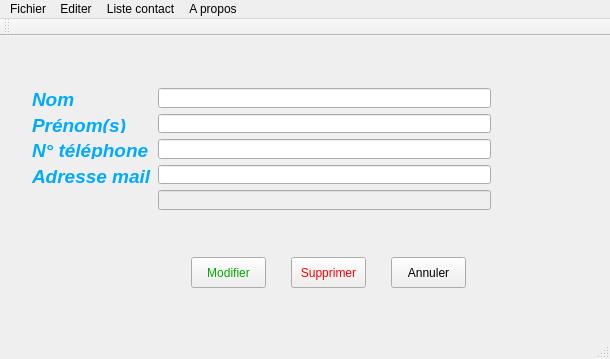
First picture: the form in contact/mainwindow.ui, repository watmeto/ContactManager, before the edit.
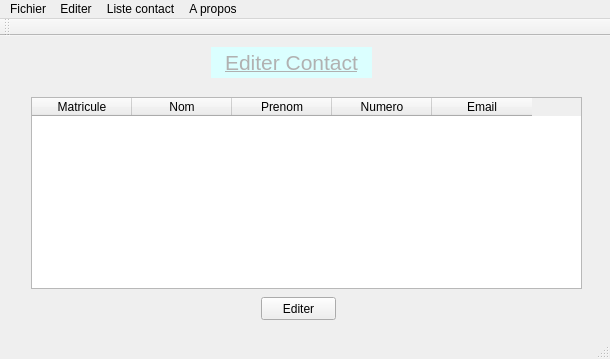
Second picture: the form after the edit. The open tabs and pages were chosen to show the change. Icons and pictures are not drawn.

Diff of the .ui file:
```diff
--- a/contact/mainwindow.ui
+++ b/contact/mainwindow.ui
@@ -360,49 +360,86 @@
           <string>Email</string>
          </property>
         </column>
-        <item row="0" column="0">
+       </widget>
+      </widget>
+      <widget class="QWidget" name="page_7">
+       <widget class="QLabel" name="label_10">
+        <property name="geometry">
+         <rect>
+          <x>200</x>
+          <y>0</y>
+          <width>161</width>
+          <height>31</height>
+         </rect>
+        </property>
+        <property name="styleSheet">
+         <string notr="true">color: rgb(177, 177, 177);
+background-color: rgb(219, 255, 255);</string>
+        </property>
+        <property name="text">
+         <string>&lt;!DOCTYPE HTML PUBLIC &quot;-//W3C//DTD HTML 4.0//EN&quot; &quot;http://www.w3.org/TR/REC-html40/strict.dtd&quot;&gt;
+&lt;html&gt;&lt;head&gt;&lt;meta name=&quot;qrichtext&quot; content=&quot;1&quot; /&gt;&lt;style type=&quot;text/css&quot;&gt;
+p, li { white-space: pre-wrap; }
+&lt;/style&gt;&lt;/head&gt;&lt;body style=&quot; font-family:'MS Shell Dlg 2'; font-size:8.25pt; font-weight:400; font-style:normal;&quot;&gt;
+&lt;p align=&quot;center&quot; style=&quot; margin-top:0px; margin-bottom:0px; margin-left:0px; margin-right:0px; -qt-block-indent:0; text-indent:0px;&quot;&gt;&lt;span style=&quot; font-size:16pt; text-decoration: underline;&quot;&gt;Editer Contact&lt;/span&gt;&lt;/p&gt;&lt;/body&gt;&lt;/html&gt;</string>
+        </property>
+       </widget>
+       <widget class="QPushButton" name="Editer">
+        <property name="geometry">
+         <rect>
+          <x>250</x>
+          <y>250</y>
+          <width>75</width>
+          <height>23</height>
+         </rect>
+        </property>
+        <property name="text">
+         <string>Editer</string>
+        </property>
+       </widget>
+       <widget class="QTableWidget" name="tableWidget_2">
+        <property name="geometry">
+         <rect>
+          <x>20</x>
+          <y>50</y>
+          <width>551</width>
+          <height>192</height>
+         </rect>
+        </property>
+        <property name="editTriggers">
+         <set>QAbstractItemView::NoEditTriggers</set>
+        </property>
+        <property name="selectionBehavior">
+         <enum>QAbstractItemView::SelectRows</enum>
+        </property>
+        <property name="sortingEnabled">
+         <bool>true</bool>
+        </property>
+        <column>
          <property name="text">
-          <string>Belly</string>
+          <string>Matricule</string>
          </property>
-        </item>
-        <item row="0" column="1">
+        </column>
+        <column>
          <property name="text">
-          <string>htbhb</string>
+          <string>Nom</string>
          </property>
-        </item>
-        <item row="0" column="2">
+        </column>
+        <column>
          <property name="text">
-          <string>thth</string>
+          <string>Prenom</string>
          </property>
-        </item>
-        <item row="0" column="3">
+        </column>
+        <column>
          <property name="text">
-          <string>ggtre</string>
+          <string>Numero</string>
          </property>
-         <property name="flags">
-          <set>ItemIsSelectable|ItemIsDragEnabled|ItemIsUserCheckable</set>
-         </property>
-        </item>
-        <item row="1" column="0">
+        </column>
+        <column>
          <property name="text">
-          <string>ethet</string>
+          <string>Email</string>
          </property>
-        </item>
-        <item row="1" column="1">
-         <property name="text">
-          <string>htgnhtre</string>
-         </property>
-        </item>
-        <item row="1" column="2">
-         <property name="text">
-          <string>dhtrthrerg</string>
-         </property>
-        </item>
-        <item row="1" column="3">
-         <property name="text">
-          <string>geregr</string>
-         </property>
-        </item>
+        </column>
        </widget>
       </widget>
      </widget>
```
Left out of the diff: 58 changed lines with no effect on the pictures.
